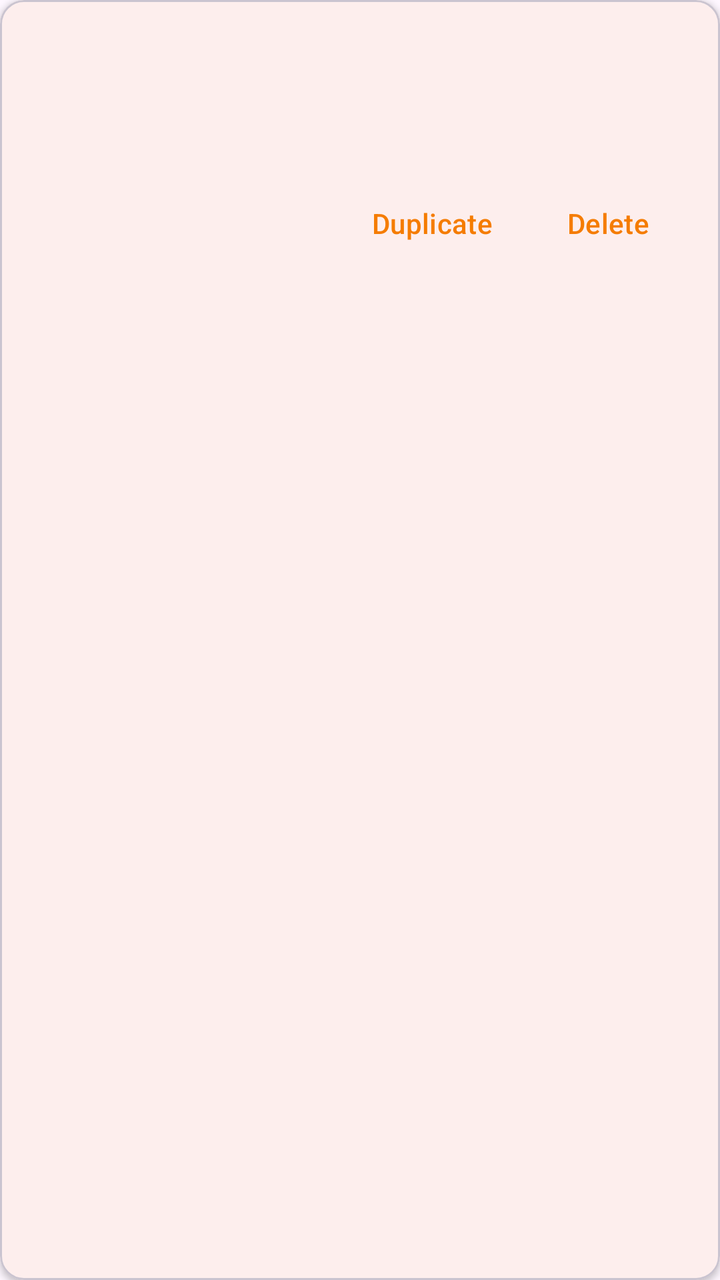
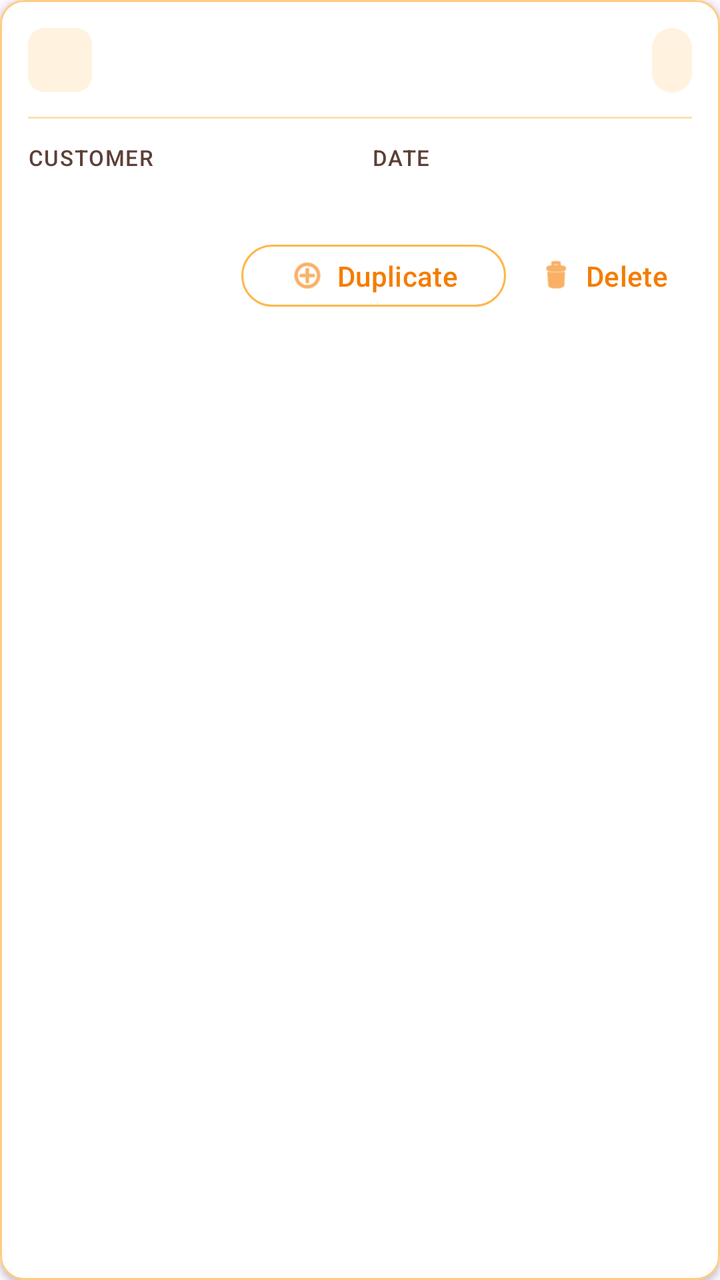

The first picture is an Android layout as it rendered before a commit; the second is the same layout after the commit. The layout source and the unified diff follow.
<!-- AndroidManifest.xml: application theme Theme.VikrSaathi -->
<!-- res/layout/item_bill_history.xml -->
<?xml version="1.0" encoding="utf-8"?>
<com.google.android.material.card.MaterialCardView xmlns:android="http://schemas.android.com/apk/res/android"
    xmlns:app="http://schemas.android.com/apk/res-auto"
    android:layout_width="match_parent"
    android:layout_height="wrap_content"
    android:layout_margin="8dp"
    app:cardElevation="2dp">

    <LinearLayout
        android:layout_width="match_parent"
        android:layout_height="wrap_content"
        android:orientation="vertical"
        android:padding="12dp">

        <TextView
            android:id="@+id/textBillNumber"
            android:layout_width="match_parent"
            android:layout_height="wrap_content"
            android:textAppearance="?attr/textAppearanceTitleMedium"
            android:textStyle="bold" />

        <TextView
            android:id="@+id/textBillCustomer"
            android:layout_width="match_parent"
            android:layout_height="wrap_content"
            android:layout_marginTop="4dp" />

        <LinearLayout
            android:layout_width="match_parent"
            android:layout_height="wrap_content"
            android:layout_marginTop="4dp"
            android:orientation="horizontal">

            <TextView
                android:id="@+id/textBillDate"
                android:layout_width="0dp"
                android:layout_height="wrap_content"
                android:layout_weight="1" />

            <TextView
                android:id="@+id/textBillTotal"
                android:layout_width="wrap_content"
                android:layout_height="wrap_content"
                android:textStyle="bold" />
        </LinearLayout>

        <LinearLayout
            android:layout_width="match_parent"
            android:layout_height="wrap_content"
            android:layout_marginTop="8dp"
            android:gravity="end"
            android:orientation="horizontal">

            <com.google.android.material.button.MaterialButton
                android:id="@+id/buttonDuplicateBill"
                style="@style/Widget.Material3.Button.TextButton"
                android:layout_width="wrap_content"
                android:layout_height="wrap_content"
                android:text="@string/duplicate" />

            <com.google.android.material.button.MaterialButton
                android:id="@+id/buttonDeleteBill"
                style="@style/Widget.Material3.Button.TextButton"
                android:layout_width="wrap_content"
                android:layout_height="wrap_content"
                android:text="@string/delete" />
        </LinearLayout>
    </LinearLayout>
</com.google.android.material.card.MaterialCardView>
<!-- resources referenced by this layout -->
<resources>
  <string name="delete">Delete</string>
  <string name="duplicate">Duplicate</string>
  <style name="Theme.VikrSaathi" parent="Theme.Material3.DayNight.NoActionBar">
          <item name="colorPrimary">@color/orange_primary</item>
          <item name="colorPrimaryDark">@color/orange_primary_dark</item>
          <item name="colorPrimaryVariant">@color/orange_primary_dark</item>
          <item name="colorOnPrimary">@color/orange_on_primary</item>
          <item name="colorSecondary">@color/orange_accent</item>
          <item name="colorSecondaryVariant">@color/orange_700</item>
          <item name="colorOnSecondary">@color/black</item>
          <item name="colorPrimaryContainer">@color/orange_100</item>
          <item name="colorOnPrimaryContainer">@color/orange_900</item>
          <item name="android:statusBarColor">@color/orange_primary_dark</item>
          <item name="android:navigationBarColor">@color/orange_primary_dark</item>
      </style>
  <color name="orange_primary">#F57C00</color>
  <color name="orange_primary_dark">#E65100</color>
  <color name="orange_on_primary">#FFFFFF</color>
  <color name="orange_accent">#FFB74D</color>
  <color name="orange_700">#F57C00</color>
  <color name="black">#FF000000</color>
  <color name="orange_100">#FFE0B2</color>
  <color name="orange_900">#E65100</color>
</resources>

<!-- the commit's change to res/layout/item_bill_history.xml (unified diff, before → after) -->
@@ -1,47 +1,124 @@
 <?xml version="1.0" encoding="utf-8"?>
 <com.google.android.material.card.MaterialCardView xmlns:android="http://schemas.android.com/apk/res/android"
     xmlns:app="http://schemas.android.com/apk/res-auto"
+    style="@style/VikrSaathiBillLineCard"
     android:layout_width="match_parent"
     android:layout_height="wrap_content"
-    android:layout_margin="8dp"
-    app:cardElevation="2dp">
+    android:layout_marginHorizontal="2dp"
+    android:layout_marginVertical="6dp"
+    android:clickable="true"
+    android:focusable="true"
+    app:rippleColor="@color/orange_100">
 
     <LinearLayout
         android:layout_width="match_parent"
         android:layout_height="wrap_content"
         android:orientation="vertical"
-        android:padding="12dp">
-
-        <TextView
-            android:id="@+id/textBillNumber"
-            android:layout_width="match_parent"
-            android:layout_height="wrap_content"
-            android:textAppearance="?attr/textAppearanceTitleMedium"
-            android:textStyle="bold" />
-
-        <TextView
-            android:id="@+id/textBillCustomer"
-            android:layout_width="match_parent"
-            android:layout_height="wrap_content"
-            android:layout_marginTop="4dp" />
+        android:padding="14dp">
 
         <LinearLayout
             android:layout_width="match_parent"
             android:layout_height="wrap_content"
-            android:layout_marginTop="4dp"
+            android:gravity="center_vertical"
             android:orientation="horizontal">
 
             <TextView
-                android:id="@+id/textBillDate"
+                android:id="@+id/textBillBadge"
+                android:layout_width="wrap_content"
+                android:layout_height="32dp"
+                android:background="@drawable/bg_bill_line_badge"
+                android:gravity="center"
+                android:minWidth="32dp"
+                android:paddingHorizontal="6dp"
+                android:textColor="@color/orange_800"
+                android:textSize="12sp"
+                android:textStyle="bold" />
+
+            <TextView
+                android:id="@+id/textBillNumber"
                 android:layout_width="0dp"
                 android:layout_height="wrap_content"
-                android:layout_weight="1" />
+                android:layout_marginStart="12dp"
+                android:layout_weight="1"
+                android:ellipsize="end"
+                android:maxLines="2"
+                android:textAppearance="?attr/textAppearanceTitleMedium"
+                android:textColor="@color/text_primary_dark"
+                android:textStyle="bold" />
 
             <TextView
                 android:id="@+id/textBillTotal"
                 android:layout_width="wrap_content"
                 android:layout_height="wrap_content"
+                android:layout_marginStart="8dp"
+                android:background="@drawable/bg_bill_line_total"
+                android:paddingHorizontal="10dp"
+                android:paddingVertical="6dp"
+                android:textColor="@color/orange_800"
+                android:textSize="15sp"
                 android:textStyle="bold" />
+        </LinearLayout>
+
+        <View
+            android:layout_width="match_parent"
+            android:layout_height="1dp"
+            android:layout_marginTop="12dp"
+            android:layout_marginBottom="12dp"
+            android:background="@color/orange_100" />
+
+        <LinearLayout
+            android:layout_width="match_parent"
+            android:layout_height="wrap_content"
+            android:baselineAligned="false"
+            android:orientation="horizontal">
+
+            <LinearLayout
+                android:layout_width="0dp"
+                android:layout_height="wrap_content"
+                android:layout_marginEnd="6dp"
+                android:layout_weight="1"
+                android:orientation="vertical">
+
+                <TextView
+                    style="@style/VikrSaathiBillLineLabel"
+                    android:layout_width="wrap_content"
+                    android:layout_height="wrap_content"
+                    android:text="@string/bill_customer" />
+
+                <TextView
+                    android:id="@+id/textBillCustomer"
+                    android:layout_width="match_parent"
+                    android:layout_height="wrap_content"
+                    android:layout_marginTop="4dp"
+                    android:ellipsize="end"
+                    android:maxLines="1"
+                    android:textColor="@color/text_primary_dark"
+                    android:textSize="15sp"
+                    android:textStyle="bold" />
+            </LinearLayout>
+
+            <LinearLayout
+                android:layout_width="0dp"
+                android:layout_height="wrap_content"
+                android:layout_marginStart="6dp"
+                android:layout_weight="1"
+                android:orientation="vertical">
+
+                <TextView
+                    style="@style/VikrSaathiBillLineLabel"
+                    android:layout_width="wrap_content"
+                    android:layout_height="wrap_content"
+                    android:text="@string/bill_date" />
+
+                <TextView
+                    android:id="@+id/textBillDate"
+                    android:layout_width="match_parent"
+                    android:layout_height="wrap_content"
+                    android:layout_marginTop="4dp"
+                    android:textColor="@color/text_primary_dark"
+                    android:textSize="15sp"
+                    android:textStyle="bold" />
+            </LinearLayout>
         </LinearLayout>
 
         <LinearLayout
@@ -53,17 +130,33 @@
 
             <com.google.android.material.button.MaterialButton
                 android:id="@+id/buttonDuplicateBill"
-                style="@style/Widget.Material3.Button.TextButton"
+                style="@style/Widget.Material3.Button.OutlinedButton"
                 android:layout_width="wrap_content"
                 android:layout_height="wrap_content"
-                android:text="@string/duplicate" />
+                android:layout_marginEnd="4dp"
+                android:minHeight="36dp"
+                android:text="@string/duplicate"
+                android:textColor="@color/orange_700"
+                app:icon="@android:drawable/ic_menu_add"
+                app:iconGravity="textStart"
+                app:iconPadding="6dp"
+                app:iconSize="18dp"
+                app:iconTint="@color/orange_700"
+                app:strokeColor="@color/orange_300" />
 
             <com.google.android.material.button.MaterialButton
                 android:id="@+id/buttonDeleteBill"
                 style="@style/Widget.Material3.Button.TextButton"
                 android:layout_width="wrap_content"
                 android:layout_height="wrap_content"
-                android:text="@string/delete" />
+                android:minHeight="36dp"
+                android:text="@string/delete"
+                android:textColor="@color/orange_700"
+                app:icon="@android:drawable/ic_menu_delete"
+                app:iconGravity="textStart"
+                app:iconPadding="6dp"
+                app:iconSize="18dp"
+                app:iconTint="@color/orange_700" />
         </LinearLayout>
     </LinearLayout>
 </com.google.android.material.card.MaterialCardView>
<!-- resource entries referenced after the edit -->
@@ -2,6 +2,19 @@
 <resources>
   <string name="delete">Delete</string>
   <string name="duplicate">Duplicate</string>
+  <style name="VikrSaathiBillLineCard" parent="Widget.Material3.CardView.Outlined">
+          <item name="cardCornerRadius">12dp</item>
+          <item name="cardElevation">2dp</item>
+          <item name="strokeColor">@color/orange_200</item>
+          <item name="strokeWidth">1dp</item>
+          <item name="cardBackgroundColor">@color/white</item>
+      </style>
+  <style name="VikrSaathiBillLineLabel">
+          <item name="android:textAppearance">?attr/textAppearanceLabelSmall</item>
+          <item name="android:textColor">@color/text_secondary_dark</item>
+          <item name="android:textAllCaps">true</item>
+          <item name="android:letterSpacing">0.05</item>
+      </style>
   <style name="Theme.VikrSaathi" parent="Theme.Material3.DayNight.NoActionBar">
           <item name="colorPrimary">@color/orange_primary</item>
           <item name="colorPrimaryDark">@color/orange_primary_dark</item>
@@ -15,13 +28,36 @@
           <item name="android:statusBarColor">@color/orange_primary_dark</item>
           <item name="android:navigationBarColor">@color/orange_primary_dark</item>
       </style>
+  <color name="orange_50">#FFF3E0</color>
+  <color name="orange_200">#FFCC80</color>
+  <color name="white">#FFFFFFFF</color>
+  <color name="text_secondary_dark">#5D4037</color>
   <color name="orange_primary">#F57C00</color>
   <color name="orange_primary_dark">#E65100</color>
   <color name="orange_on_primary">#FFFFFF</color>
   <color name="orange_accent">#FFB74D</color>
   <color name="orange_700">#F57C00</color>
+  <color name="orange_800">#EF6C00</color>
+  <color name="text_primary_dark">#212121</color>
+  <!-- drawable bg_bill_line_badge (drawable) -->
+  <?xml version="1.0" encoding="utf-8"?>
+  <shape xmlns:android="http://schemas.android.com/apk/res/android"
+      android:shape="rectangle">
+      <solid android:color="@color/orange_50" />
+      <corners android:radius="8dp" />
+  </shape>
+  <!-- drawable bg_bill_line_total (drawable) -->
+  <?xml version="1.0" encoding="utf-8"?>
+  <shape xmlns:android="http://schemas.android.com/apk/res/android"
+      android:shape="rectangle">
+      <solid android:color="@color/orange_50" />
+      <corners android:radius="10dp" />
+  </shape>
+  <string name="bill_customer">Customer</string>
+  <string name="bill_date">Date</string>
   <color name="black">#FF000000</color>
   <color name="orange_100">#FFE0B2</color>
+  <color name="orange_300">#FFB74D</color>
   <color name="orange_900">#E65100</color>
 </resources>
 
